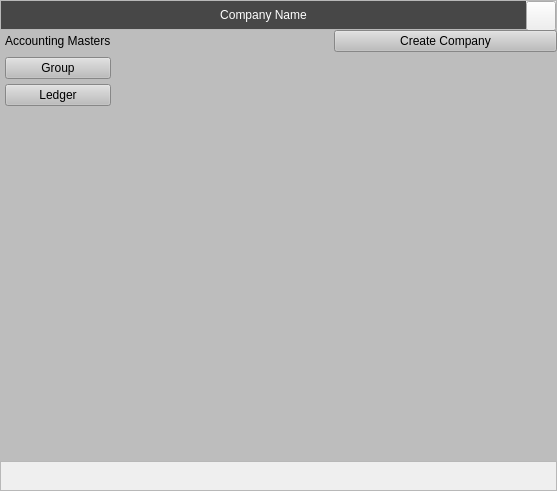
Qt form Resources/Ui/AlterMasterList.ui (Darshitjivani/MBAS) before a commit.
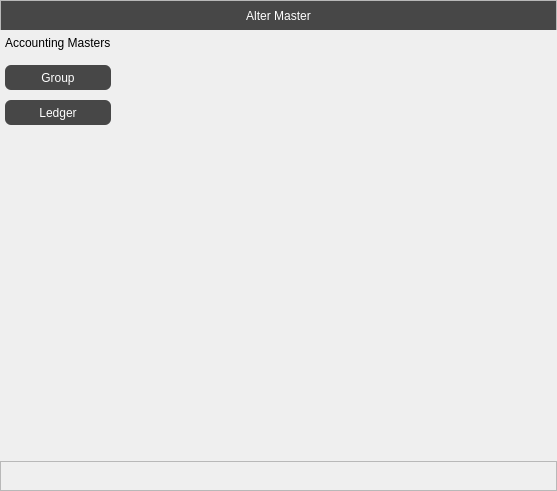
The same form after that commit. Icons and pictures are not drawn.

```diff
--- a/Resources/Ui/AlterMasterList.ui
+++ b/Resources/Ui/AlterMasterList.ui
@@ -33,8 +33,14 @@
     <property name="spacing">
      <number>0</number>
     </property>
-    <item row="0" column="0">
-     <widget class="QFrame" name="frame">
+    <item row="2" column="0">
+     <widget class="QFrame" name="ffooter">
+      <property name="minimumSize">
+       <size>
+        <width>0</width>
+        <height>30</height>
+       </size>
+      </property>
       <property name="maximumSize">
        <size>
         <width>16777215</width>
@@ -47,87 +53,28 @@
       <property name="frameShadow">
        <enum>QFrame::Raised</enum>
       </property>
-      <layout class="QGridLayout" name="gridLayout">
-       <property name="leftMargin">
-        <number>0</number>
-       </property>
-       <property name="topMargin">
-        <number>0</number>
-       </property>
-       <property name="rightMargin">
-        <number>0</number>
-       </property>
-       <property name="bottomMargin">
-        <number>0</number>
-       </property>
-       <property name="spacing">
-        <number>0</number>
-       </property>
-       <item row="0" column="0">
-        <widget class="QLabel" name="lbCompanyName">
-         <property name="minimumSize">
-          <size>
-           <width>0</width>
-           <height>0</height>
-          </size>
-         </property>
-         <property name="maximumSize">
-          <size>
-           <width>16777215</width>
-           <height>30</height>
-          </size>
-         </property>
-         <property name="styleSheet">
-          <string notr="true">background-color: rgb(71, 71, 71);
-color: rgb(255, 255, 255);
-
-</string>
-         </property>
-         <property name="text">
-          <string>Company Name</string>
-         </property>
-         <property name="alignment">
-          <set>Qt::AlignCenter</set>
-         </property>
-        </widget>
-       </item>
-       <item row="0" column="1">
-        <widget class="QPushButton" name="pushButton">
-         <property name="minimumSize">
-          <size>
-           <width>30</width>
-           <height>30</height>
-          </size>
-         </property>
-         <property name="maximumSize">
-          <size>
-           <width>30</width>
-           <height>30</height>
-          </size>
-         </property>
-         <property name="text">
-          <string/>
-         </property>
-         <property name="icon">
-          <iconset resource="../icons/icons.qrc">
-           <normaloff>:/newPrefix/icons/x.svg</normaloff>:/newPrefix/icons/x.svg</iconset>
-         </property>
-         <property name="iconSize">
-          <size>
-           <width>20</width>
-           <height>20</height>
-          </size>
-         </property>
-        </widget>
-       </item>
-      </layout>
      </widget>
     </item>
     <item row="1" column="0">
      <widget class="QWidget" name="widget" native="true">
       <property name="styleSheet">
-       <string notr="true">background-color: rgb(189, 189, 189);
-font: 10pt &quot;Sitka Text&quot;;</string>
+       <string notr="true">QPushButton{
+
+	font: 75 10pt &quot;Sitka Small&quot;;
+border-radius:06px;
+background-color: rgb(71, 71, 71);
+color: rgb(255, 255, 255);
+
+
+}
+QPushButton:selected {
+  background: #1464A0;
+  color: #19232d;
+}
+
+
+
+</string>
       </property>
       <layout class="QGridLayout" name="gridLayout_3">
        <property name="leftMargin">
@@ -146,43 +93,16 @@
         <number>0</number>
        </property>
        <property name="verticalSpacing">
-        <number>5</number>
+        <number>10</number>
        </property>
-       <item row="0" column="0">
-        <widget class="QLabel" name="label">
-         <property name="maximumSize">
-          <size>
-           <width>16777215</width>
-           <height>16777215</height>
-          </size>
-         </property>
-         <property name="styleSheet">
-          <string notr="true"/>
-         </property>
-         <property name="text">
-          <string>Accounting Masters</string>
-         </property>
-        </widget>
-       </item>
-       <item row="0" column="1" rowspan="3">
-        <widget class="Line" name="line_2">
-         <property name="styleSheet">
-          <string notr="true">background-color: transparent;</string>
-         </property>
-         <property name="orientation">
-          <enum>Qt::Horizontal</enum>
-         </property>
-        </widget>
-       </item>
-       <item row="0" column="2">
-        <widget class="QPushButton" name="pbChangeCompany">
-         <property name="text">
-          <string>Create Company</string>
-         </property>
-        </widget>
-       </item>
        <item row="1" column="0">
         <widget class="QPushButton" name="pbAlterGroup">
+         <property name="minimumSize">
+          <size>
+           <width>0</width>
+           <height>25</height>
+          </size>
+         </property>
          <property name="styleSheet">
           <string notr="true"/>
          </property>
@@ -191,8 +111,36 @@
          </property>
         </widget>
        </item>
+       <item row="0" column="0">
+        <widget class="QLabel" name="lbAccountingMaster">
+         <property name="minimumSize">
+          <size>
+           <width>0</width>
+           <height>0</height>
+          </size>
+         </property>
+         <property name="maximumSize">
+          <size>
+           <width>16777215</width>
+           <height>30</height>
+          </size>
+         </property>
+         <property name="styleSheet">
+          <string notr="true"/>
+         </property>
+         <property name="text">
+          <string>Accounting Masters</string>
+         </property>
+        </widget>
+       </item>
        <item row="2" column="0">
         <widget class="QPushButton" name="pbAlterLedger">
+         <property name="minimumSize">
+          <size>
+           <width>0</width>
+           <height>25</height>
+          </size>
+         </property>
          <property name="styleSheet">
           <string notr="true"/>
          </property>
@@ -211,17 +159,27 @@
          </property>
         </widget>
        </item>
+       <item row="0" column="2">
+        <widget class="QPushButton" name="pbChangeCompany">
+         <property name="minimumSize">
+          <size>
+           <width>0</width>
+           <height>25</height>
+          </size>
+         </property>
+         <property name="styleSheet">
+          <string notr="true">background-color: transparent;</string>
+         </property>
+         <property name="text">
+          <string/>
+         </property>
+        </widget>
+       </item>
       </layout>
      </widget>
     </item>
-    <item row="2" column="0">
-     <widget class="QFrame" name="frame_2">
-      <property name="minimumSize">
-       <size>
-        <width>0</width>
-        <height>30</height>
-       </size>
-      </property>
+    <item row="0" column="0">
+     <widget class="QFrame" name="fheader">
       <property name="maximumSize">
        <size>
         <width>16777215</width>
@@ -234,6 +192,51 @@
       <property name="frameShadow">
        <enum>QFrame::Raised</enum>
       </property>
+      <layout class="QGridLayout" name="gridLayout">
+       <property name="leftMargin">
+        <number>0</number>
+       </property>
+       <property name="topMargin">
+        <number>0</number>
+       </property>
+       <property name="rightMargin">
+        <number>0</number>
+       </property>
+       <property name="bottomMargin">
+        <number>0</number>
+       </property>
+       <property name="spacing">
+        <number>0</number>
+       </property>
+       <item row="0" column="0">
+        <widget class="QLabel" name="label">
+         <property name="minimumSize">
+          <size>
+           <width>0</width>
+           <height>30</height>
+          </size>
+         </property>
+         <property name="maximumSize">
+          <size>
+           <width>16777215</width>
+           <height>16777215</height>
+          </size>
+         </property>
+         <property name="styleSheet">
+          <string notr="true">background-color: rgb(71, 71, 71);
+color: rgb(255, 255, 255);
+
+</string>
+         </property>
+         <property name="text">
+          <string>Alter Master</string>
+         </property>
+         <property name="alignment">
+          <set>Qt::AlignCenter</set>
+         </property>
+        </widget>
+       </item>
+      </layout>
      </widget>
     </item>
    </layout>
```
Left out of the diff: 10 changed lines with no effect on the pictures.
